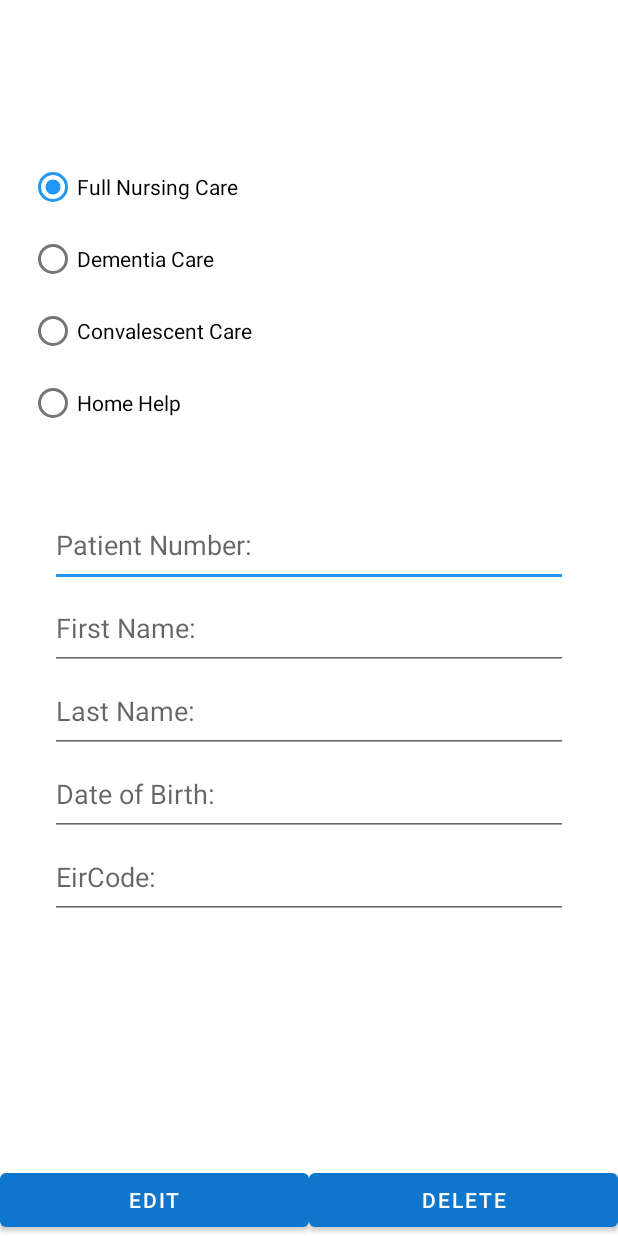
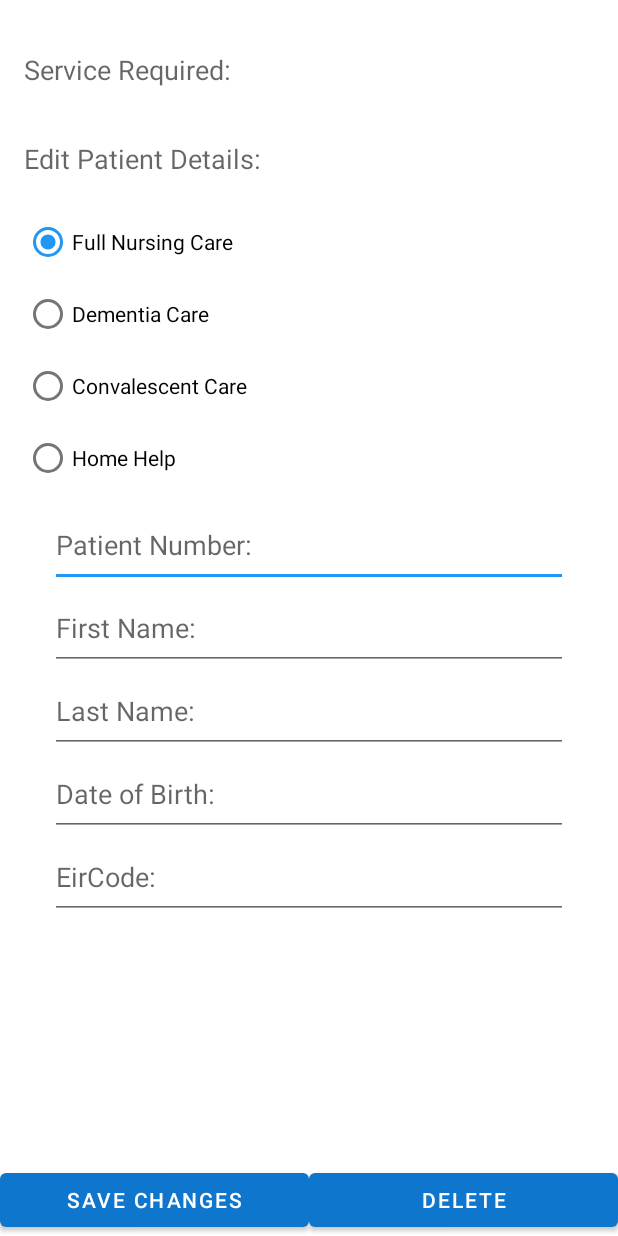
Before and after one commit to emanlapaz/communihealthV2, an Android app: the fragment PatientDetailFragment shown on its own in the app's theme, on a phone screen of 412 x 824 dp. Run offline under Robolectric (Android 15) with nearby library versions, the light colour scheme and no system bars; our stand-ins replace Timber, data binding; 4 statements that could not run were skipped.

Commit message:
editing data updated

```diff
--- a/app/src/main/java/com/mobile/communihealthv2/ui/detail/PatientDetailFragment.kt
+++ b/app/src/main/java/com/mobile/communihealthv2/ui/detail/PatientDetailFragment.kt
@@ -22,23 +22,41 @@ class PatientDetailFragment : Fragment() {
     override fun onCreateView(
         inflater: LayoutInflater, container: ViewGroup?,
         savedInstanceState: Bundle?
-
     ): View? {
         Timber.i("PatientDetailFragment: onCreateView")
         _fragBinding = FragmentPatientDetailBinding.inflate(inflater, container, false)
         val root = fragBinding.root
 
+        // Initialize ViewModel
         detailViewModel = ViewModelProvider(this).get(PatientDetailViewModel::class.java)
+
+        // Observe the LiveData
         detailViewModel.observablePatient.observe(viewLifecycleOwner, Observer {
             Timber.i("PatientDetailFragment: Observable patient changed")
             render()
         })
+
+        // Set up RadioGroup listener
+        fragBinding.category.setOnCheckedChangeListener { group, checkedId ->
+            when (checkedId) {
+                R.id.fullcare -> detailViewModel.observablePatient.value?.category = "Full Nursing Care"
+                R.id.dementia -> detailViewModel.observablePatient.value?.category = "Dementia Care"
+                R.id.convalescent -> detailViewModel.observablePatient.value?.category = "Convalescent Care"
+                R.id.homehelp -> detailViewModel.observablePatient.value?.category = "Home Help"
+            }
+        }
+
+        // Load patient data
+        val patientId = args.patientId
+        Timber.i("PatientDetailFragment: Received patient ID - $patientId")
+        detailViewModel.getPatient(patientId)
+
         return root
     }
 
     private fun render() {
         Timber.i("PatientDetailFragment: render called")
-        fragBinding.patientvm = detailViewModel
+        fragBinding.patient = detailViewModel.observablePatient.value
     }
 
     override fun onResume() {
--- a/app/src/main/java/com/mobile/communihealthv2/ui/detail/PatientDetailViewModel.kt
+++ b/app/src/main/java/com/mobile/communihealthv2/ui/detail/PatientDetailViewModel.kt
@@ -15,4 +15,5 @@ class PatientDetailViewModel : ViewModel() {
     fun getPatient(patientId: Long) {
         patient.value = PatientManager.findById(patientId)
     }
+
 }
--- a/app/src/main/res/layout/card_patientlist.xml
+++ b/app/src/main/res/layout/card_patientlist.xml
@@ -83,6 +83,7 @@
             app:layout_constraintTop_toTopOf="parent"
             app:layout_constraintVertical_bias="0.063" />
 
+
     </androidx.constraintlayout.widget.ConstraintLayout>
 </androidx.cardview.widget.CardView>
 </layout>
--- a/app/src/main/res/layout/fragment_patient_detail.xml
+++ b/app/src/main/res/layout/fragment_patient_detail.xml
@@ -6,9 +6,10 @@
 
     <data>
         <variable
-            name="patientvm"
-            type="com.mobile.communihealthv2.ui.detail.PatientDetailViewModel" />
+            name="patient"
+            type="com.mobile.communihealthv2.models.PatientModel" />
     </data>
+
 
     <androidx.constraintlayout.widget.ConstraintLayout
         android:id="@+id/frameLayout"
@@ -16,18 +17,50 @@
         android:layout_height="match_parent"
         tools:context=".ui.detail.PatientDetailFragment">
 
+        <TextView
+            android:id="@+id/communihealthSubtitle"
+            android:layout_width="wrap_content"
+            android:layout_height="wrap_content"
+            android:layout_below="@+id/editScreen"
+            android:layout_alignEnd="@+id/editScreen"
+            android:layout_alignParentStart="true"
+            android:layout_marginStart="8dp"
+            android:layout_marginTop="8dp"
+            android:layout_marginEnd="8dp"
+            android:layout_marginBottom="8dp"
+            android:text="@string/communihealthSubtitle"
+            android:textAppearance="?android:attr/textAppearanceMedium"
+            app:layout_constraintBottom_toBottomOf="parent"
+            app:layout_constraintEnd_toEndOf="parent"
+            app:layout_constraintHorizontal_bias="0.031"
+            app:layout_constraintStart_toStartOf="parent"
+            app:layout_constraintTop_toTopOf="parent"
+            app:layout_constraintVertical_bias="0.033" />
+
+        <TextView
+            android:layout_width="238dp"
+            android:layout_height="30dp"
+            android:layout_alignParentTop="true"
+            android:text="@{patient.category}"
+            android:textSize="16dp"
+            app:layout_constraintBottom_toBottomOf="parent"
+            app:layout_constraintEnd_toEndOf="parent"
+            app:layout_constraintHorizontal_bias="0.157"
+            app:layout_constraintStart_toEndOf="@+id/communihealthSubtitle"
+            app:layout_constraintTop_toTopOf="parent"
+            app:layout_constraintVertical_bias="0.044" />
+
         <RadioGroup
             android:id="@+id/category"
             android:layout_width="377dp"
             android:layout_height="206dp"
-            android:layout_below="@+id/communihealthSubtitle"
             android:layout_alignParentStart="true"
             app:layout_constraintBottom_toBottomOf="parent"
             app:layout_constraintEnd_toEndOf="parent"
-            app:layout_constraintHorizontal_bias="0.558"
+            app:layout_constraintHorizontal_bias="0.47"
             app:layout_constraintStart_toStartOf="parent"
             app:layout_constraintTop_toTopOf="parent"
-            app:layout_constraintVertical_bias="0.163">
+            app:layout_constraintVertical_bias="0.222">
 
             <RadioButton
                 android:id="@+id/fullcare"
@@ -35,6 +68,7 @@
                 android:layout_height="wrap_content"
                 android:checked="true"
                 android:text="@string/fullcare" />
+
 
             <RadioButton
                 android:id="@+id/dementia"
@@ -63,6 +97,7 @@
             android:layout_width="345dp"
             android:layout_height="55dp"
             android:layout_marginTop="336dp"
+            android:text="@={patient.patientNumber}"
             android:hint="@string/patientNumber"
             android:textAppearance="@android:style/TextAppearance.Material.Medium"
             app:layout_constraintEnd_toEndOf="parent"
@@ -73,6 +108,7 @@
             android:id="@+id/firstName"
             android:layout_width="345dp"
             android:layout_height="55dp"
+            android:text="@={patient.firstName}"
             android:hint="@string/firstName"
             android:textAppearance="@android:style/TextAppearance.Material.Medium"
             app:layout_constraintTop_toBottomOf="@+id/patientNumber"
@@ -83,6 +119,7 @@
             android:id="@+id/lastName"
             android:layout_width="345dp"
             android:layout_height="55dp"
+            android:text="@={patient.lastName}"
             android:hint="@string/lastName"
             android:textAppearance="@android:style/TextAppearance.Material.Medium"
             app:layout_constraintTop_toBottomOf="@+id/firstName"
@@ -93,6 +130,7 @@
         android:id="@+id/birthDate"
         android:layout_width="345dp"
         android:layout_height="55dp"
+        android:text="@={patient.birthDate}"
         android:hint="@string/birthdate"
         android:textAppearance="@android:style/TextAppearance.Material.Medium"
         app:layout_constraintTop_toBottomOf="@+id/lastName"
@@ -103,6 +141,7 @@
         android:id="@+id/eircode"
         android:layout_width="345dp"
         android:layout_height="55dp"
+        android:text="@={patient.eircode}"
         android:hint="@string/eircode"
         android:textAppearance="@android:style/TextAppearance.Material.Medium"
         app:layout_constraintTop_toBottomOf="@+id/birthDate"
@@ -113,7 +152,7 @@
         android:id="@+id/editPatientButton"
         android:layout_width="0dp"
         android:layout_height="wrap_content"
-        android:text="Edit"
+        android:text="Save Changes"
         app:layout_constraintBottom_toBottomOf="parent"
         app:layout_constraintEnd_toStartOf="@+id/deletePatientButton"
         app:layout_constraintHorizontal_chainStyle="packed"
@@ -128,5 +167,18 @@
         app:layout_constraintEnd_toEndOf="parent"
         app:layout_constraintStart_toEndOf="@+id/editPatientButton" />
 
+        <TextView
+            android:id="@+id/editScreen"
+            android:layout_width="325dp"
+            android:layout_height="44dp"
+            android:text="@string/editScreen"
+            android:textAppearance="@android:style/TextAppearance.Material.Medium"
+            app:layout_constraintBottom_toTopOf="@+id/category"
+            app:layout_constraintEnd_toEndOf="parent"
+            app:layout_constraintHorizontal_bias="0.186"
+            app:layout_constraintStart_toStartOf="parent"
+            app:layout_constraintTop_toBottomOf="@+id/communihealthSubtitle"
+            app:layout_constraintVertical_bias="1.0" />
+
     </androidx.constraintlayout.widget.ConstraintLayout>
 </layout>
--- a/app/src/main/res/values/strings.xml
+++ b/app/src/main/res/values/strings.xml
@@ -38,4 +38,5 @@
     <string name="aboutscreen_message">CommuniHealth \n\n Mobile App Version 2 \n\n... \n\nintro</string>
     <string name="patientsNotFound">No Patients Yet...\nGo Add a Patient!</string>
     <string name="patientError">Error : Couldn\'t Add a Patient...</string>
+    <string name="editScreen">Edit Patient Details:</string>
 </resources>
```
Lines whose indentation alone changed are shown as unchanged.
